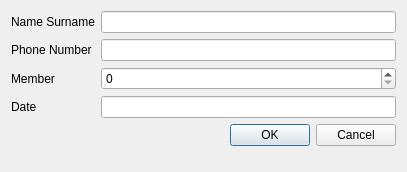
First picture: the form in name.ui, repository Yay50210/comPo, before the edit.
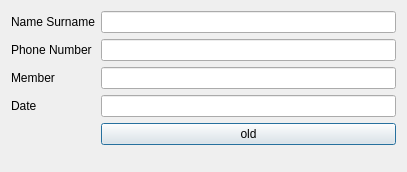
Second picture: the form after the edit.

Diff of the .ui file:
```diff
--- a/name.ui
+++ b/name.ui
@@ -42,7 +42,7 @@
     </widget>
    </item>
    <item row="2" column="1">
-    <widget class="QSpinBox" name="spinBox"/>
+    <widget class="QLineEdit" name="txtMember"/>
    </item>
    <item row="3" column="0">
     <widget class="QLabel" name="label_4">
@@ -55,12 +55,9 @@
     <widget class="QLineEdit" name="lineEdit_3"/>
    </item>
    <item row="4" column="1">
-    <widget class="QDialogButtonBox" name="buttonBox">
-     <property name="orientation">
-      <enum>Qt::Horizontal</enum>
-     </property>
-     <property name="standardButtons">
-      <set>QDialogButtonBox::Cancel|QDialogButtonBox::Ok</set>
+    <widget class="QPushButton" name="btnsave">
+     <property name="text">
+      <string>old</string>
      </property>
     </widget>
    </item>
```
Left out of the diff: 10 changed lines with no effect on the pictures.
